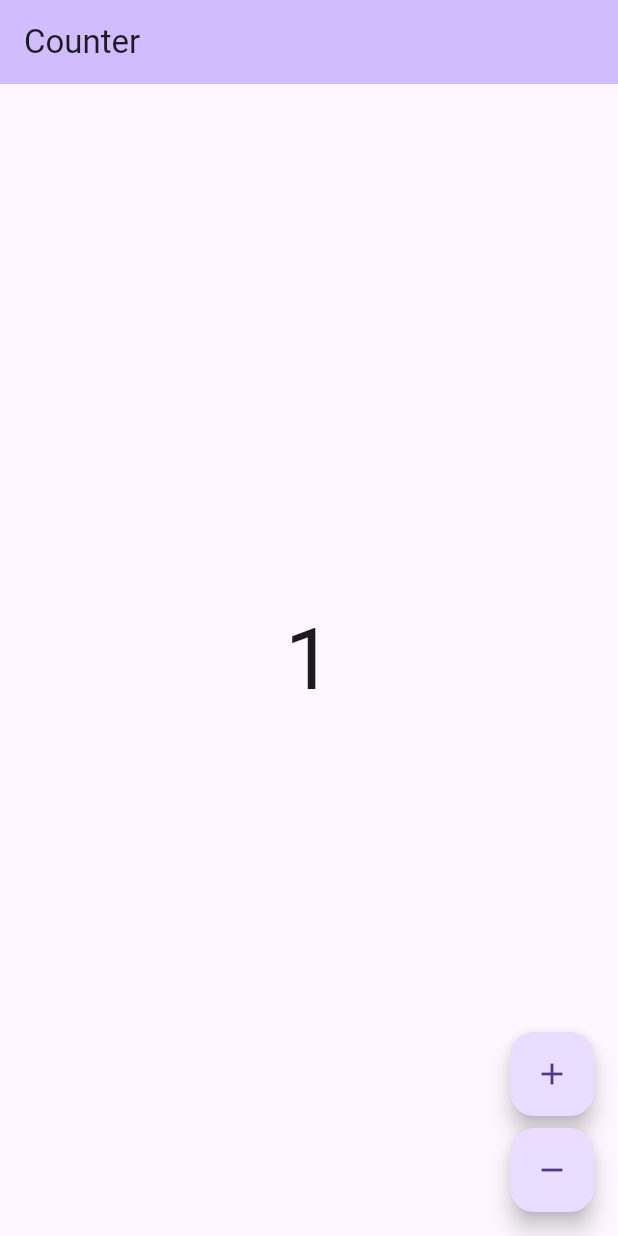
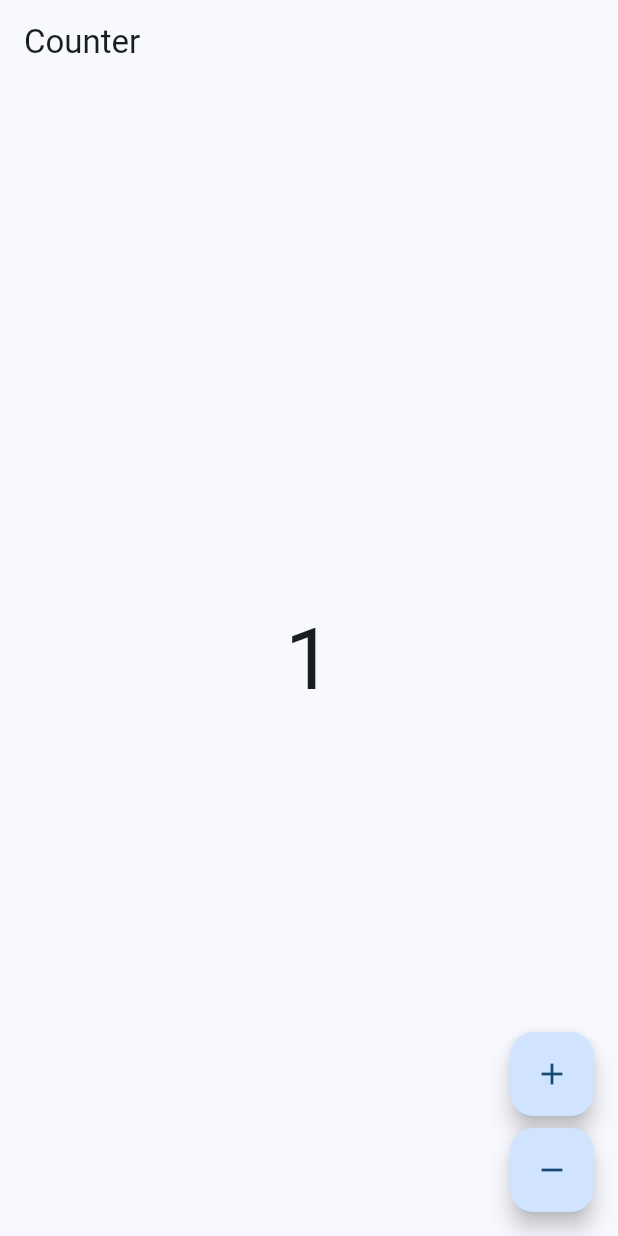
Before and after one commit to Ajay2903/SafeKeep, a Flutter app: the screen it shows after launch, after a tap on the "add" icon, on a phone screen of 412 x 824 dp. Run offline on Flutter 3.47's test engine with Material 3 defaults, Android fonts, the phone set to English and light mode, and no system bars; our stand-ins replace bloc, flutter_bloc; generated files the repository leaves out were written again.

Commit message:
Set real bundle ID and add core config/logging/theme layer
- Bundle ID: com.example.verygoodcore.safekeep -> com.ajaytibrewal.safekeep
  across Android (namespace, applicationId, Kotlin package dir) and iOS
  (all flavor build configs + RunnerTests). Flavor suffixes (.dev/.stg)
  preserved.
- AppConfig/Flavor: flavor-aware config threaded from each main_*.dart
  through bootstrap() into the widget tree (no global mutable state).
- AppLogger: centralized dart:developer-backed logger. Production flavor
  suppresses debug/info; the hard "never log sensitive data" rule is
  documented on the class and enforced in AppBlocObserver, which now logs
  only bloc type, never state/change contents.
- AppTheme: Material 3 light/dark ThemeData from a single seed color,
  wired at the MaterialApp root.

```diff
--- a/lib/app/view/app.dart
+++ b/lib/app/view/app.dart
@@ -1,19 +1,20 @@
 import 'package:flutter/material.dart';
+import 'package:safekeep/core/config/app_config.dart';
+import 'package:safekeep/core/theme/app_theme.dart';
 import 'package:safekeep/counter/counter.dart';
 import 'package:safekeep/l10n/l10n.dart';
 
 class App extends StatelessWidget {
-  const App({super.key});
+  const App({required this.config, super.key});
+
+  final AppConfig config;
 
   @override
   Widget build(BuildContext context) {
     return MaterialApp(
-      theme: ThemeData(
-        appBarTheme: AppBarTheme(
-          backgroundColor: Theme.of(context).colorScheme.inversePrimary,
-        ),
-        useMaterial3: true,
-      ),
+      title: config.appName,
+      theme: AppTheme.light,
+      darkTheme: AppTheme.dark,
       localizationsDelegates: AppLocalizations.localizationsDelegates,
       supportedLocales: AppLocalizations.supportedLocales,
       home: const CounterPage(),
--- /dev/null
+++ b/lib/core/config/app_config.dart
@@ -0,0 +1,23 @@
+import 'package:safekeep/core/config/flavor.dart';
+
+/// Flavor-aware application configuration.
+///
+/// This is intentionally a plain, immutable, dependency-free value object.
+/// Each `main_<flavor>.dart` entry point constructs exactly one of these and
+/// passes it down through `bootstrap` to the widget tree — there is no
+/// global mutable singleton to reach for, which keeps configuration
+/// testable and explicit.
+///
+/// Stubbed for Phase 0: no real per-environment secrets or service
+/// endpoints yet. Later phases should add fields here (e.g. API base URLs)
+/// rather than reading `Flavor` directly in feature code.
+class AppConfig {
+  const AppConfig({required this.flavor, required this.appName});
+
+  final Flavor flavor;
+  final String appName;
+
+  bool get isProduction => flavor == Flavor.production;
+  bool get isStaging => flavor == Flavor.staging;
+  bool get isDevelopment => flavor == Flavor.development;
+}
--- /dev/null
+++ b/lib/core/config/flavor.dart
@@ -0,0 +1,13 @@
+/// The build flavor the app was compiled with.
+///
+/// One of these is selected at compile time by the flavor-specific entry
+/// point (`main_development.dart`, `main_staging.dart`,
+/// `main_production.dart`) and threaded through `AppConfig` to the rest of
+/// the app.
+enum Flavor {
+  development,
+  staging,
+  production;
+
+  bool get isProduction => this == Flavor.production;
+}
--- /dev/null
+++ b/lib/core/theme/app_text_theme.dart
@@ -0,0 +1,17 @@
+import 'package:flutter/material.dart';
+
+/// App-wide type scale, layered on top of Material 3's default [TextTheme].
+///
+/// Kept intentionally minimal for Phase 0 — a custom font can be dropped in
+/// here later (e.g. via `google_fonts` or a bundled font asset) without
+/// touching call sites, since screens should reference `Theme.of(context)
+/// .textTheme` rather than this class directly.
+abstract final class AppTextTheme {
+  static TextTheme build(ColorScheme colorScheme) {
+    final base = Typography.material2021().black;
+    return base.apply(
+      bodyColor: colorScheme.onSurface,
+      displayColor: colorScheme.onSurface,
+    );
+  }
+}
--- /dev/null
+++ b/lib/core/theme/app_theme.dart
@@ -0,0 +1,32 @@
+import 'package:flutter/material.dart';
+import 'package:safekeep/core/theme/app_colors.dart';
+import 'package:safekeep/core/theme/app_text_theme.dart';
+
+/// Light and dark [ThemeData] for the app, built from [AppColors.seed].
+///
+/// Applied once at the app root (see `lib/app/view/app.dart`) via
+/// `MaterialApp.theme` / `MaterialApp.darkTheme`; screens should never
+/// construct their own `ThemeData` or hardcode colors.
+abstract final class AppTheme {
+  static ThemeData get light => _themeFor(Brightness.light);
+
+  static ThemeData get dark => _themeFor(Brightness.dark);
+
+  static ThemeData _themeFor(Brightness brightness) {
+    final colorScheme = ColorScheme.fromSeed(
+      seedColor: AppColors.seed,
+      brightness: brightness,
+    );
+    return ThemeData(
+      useMaterial3: true,
+      colorScheme: colorScheme,
+      textTheme: AppTextTheme.build(colorScheme),
+      appBarTheme: AppBarTheme(
+        backgroundColor: colorScheme.surface,
+        foregroundColor: colorScheme.onSurface,
+        elevation: 0,
+      ),
+      scaffoldBackgroundColor: colorScheme.surface,
+    );
+  }
+}
--- a/lib/main_development.dart
+++ b/lib/main_development.dart
@@ -1,6 +1,12 @@
 import 'package:safekeep/app/app.dart';
 import 'package:safekeep/bootstrap.dart';
+import 'package:safekeep/core/config/app_config.dart';
+import 'package:safekeep/core/config/flavor.dart';
 
 Future<void> main() async {
-  await bootstrap(() => const App());
+  const config = AppConfig(
+    flavor: Flavor.development,
+    appName: '[DEV] Safekeep',
+  );
+  await bootstrap(config, () => const App(config: config));
 }
```
Also changed, not shown: lib/bootstrap.dart (+23 -5 lines), lib/core/constants/app_spacing.dart (added, +12 -0 lines), lib/core/logging/app_logger.dart (added, +83 -0 lines), lib/core/theme/app_colors.dart (added, +12 -0 lines), lib/main_production.dart (+7 -1 lines), lib/main_staging.dart (+7 -1 lines), 8 other files.
